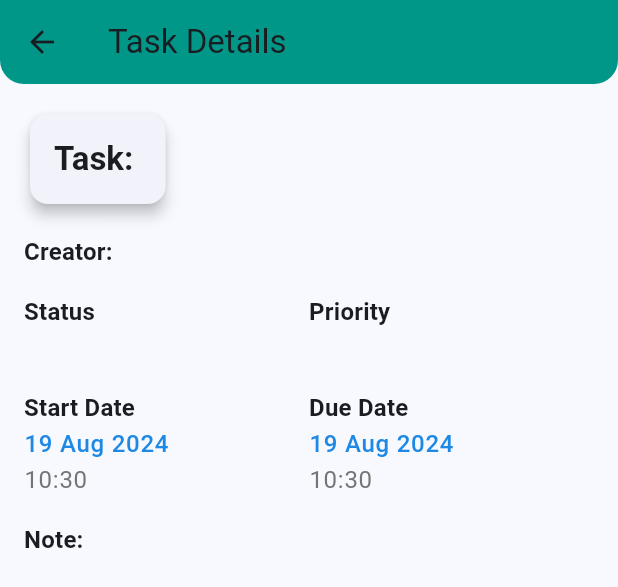
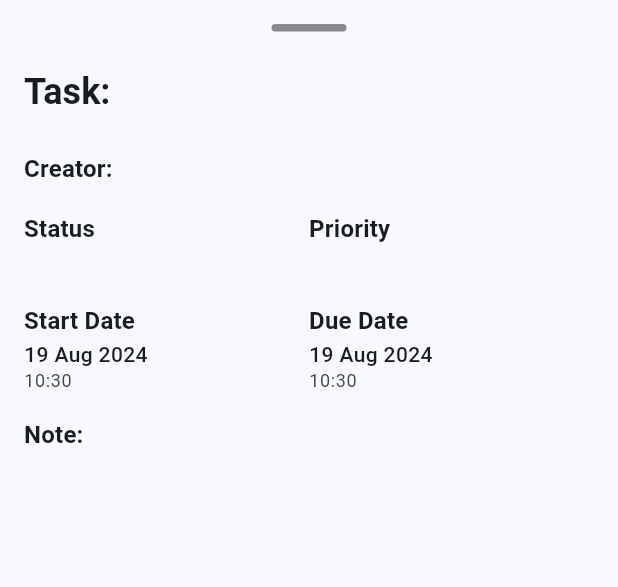
Before and after one commit to thaops/NP_Personnel, a Flutter app: the TaskDetailScreen widget shown alone on an empty page, opened directly with empty values, on a phone screen of 412 x 824 dp. Shown: the top 587 px of the screen. Run offline on Flutter 3.47's test engine with Material 3 defaults, Android fonts, the phone set to English and light mode, and no system bars; our stand-ins replace firebase_auth, firebase_core, google_sign_in, table_calendar; accounts and stored records are empty.

Commit message:
bottom sheet

```diff
--- a/lib/main.dart
+++ b/lib/main.dart
@@ -19,8 +19,8 @@ class MyApp extends StatelessWidget {
   Widget build(BuildContext context) {
     return MaterialApp(
       theme: ThemeData(
-        useMaterial3: true, // Kích hoạt Material 3
-        colorSchemeSeed: Colors.blue, // Thay đổi màu chủ đạo
+        useMaterial3: true,
+        colorSchemeSeed: Colors.blue,
       ),
       home: LoginScreen(),
       debugShowCheckedModeBanner: false,
--- a/lib/screens/home_screen.dart
+++ b/lib/screens/home_screen.dart
@@ -20,12 +20,6 @@ class _HomeScreenState extends State<HomeScreen> {
   DateTime? _startDate;
   DateTime? _endDate;
   DateTime _focusedDay = DateTime.now();
-
-  @override
-  void TimeDay() {
-    print("DateTime_startDate" + _startDate.toString().split(" ")[0]);
-    print("DateTime_endDate" + _endDate.toString().split(" ")[0]);
-  }
 
   Set<DateTime> selectedDays = {};
   List<Task>? tasks;
@@ -85,7 +79,6 @@ class _HomeScreenState extends State<HomeScreen> {
 
   @override
   Widget build(BuildContext context) {
-    TimeDay();
     final screenWidth = MediaQuery.of(context).size.width;
     return Scaffold(
       appBar: AppBar(
@@ -221,10 +214,12 @@ class _HomeScreenState extends State<HomeScreen> {
                     final task = tasks![index];
                     return GestureDetector(
                       onTap: () {
-                        Navigator.of(context).push(
-                          MaterialPageRoute(
-                            builder: (context) => TaskDetailScreen(task: task),
+                        showModalBottomSheet(
+                          context: context,
+                          shape: RoundedRectangleBorder(
+                            borderRadius: BorderRadius.vertical(top: Radius.circular(16)),
                           ),
+                          builder: (context) => TaskDetailScreen(task: task),
                         );
                       },
                       child: Card(
--- a/lib/screens/task_detail_screen.dart
+++ b/lib/screens/task_detail_screen.dart
@@ -9,74 +9,64 @@ class TaskDetailScreen extends StatelessWidget {
 
   @override
   Widget build(BuildContext context) {
-    return Scaffold(
-      appBar: AppBar(
-        title: Text('Task Details', style: Theme.of(context).textTheme.titleLarge),
-        backgroundColor: Colors.teal,
-        elevation: 0,
-        shape: RoundedRectangleBorder(
-          borderRadius: BorderRadius.vertical(bottom: Radius.circular(16)),
-        ),
+    return _buildBottomSheetContent(context);
+  }
+
+  Widget _buildBottomSheetContent(BuildContext context) {
+    final textTheme = Theme.of(context).textTheme;
+
+    return Container(
+      decoration: BoxDecoration(
+        color: Theme.of(context).colorScheme.surface,
+        borderRadius: BorderRadius.vertical(top: Radius.circular(16)),
       ),
-      body: SingleChildScrollView(
+      child: Padding(
         padding: const EdgeInsets.all(16.0),
         child: Column(
+          mainAxisSize: MainAxisSize.min,
           crossAxisAlignment: CrossAxisAlignment.start,
           children: [
-            Card(
-              shape: RoundedRectangleBorder(
-                borderRadius: BorderRadius.circular(12),
-              ),
-              elevation: 4,
-              child: Padding(
-                padding: const EdgeInsets.all(16.0),
-                child: Text(
-                  'Task: ${task.title}',
-                  style: Theme.of(context).textTheme.headline6?.copyWith(
-                    fontWeight: FontWeight.bold,
-                  ),
+            Center(
+              child: Container(
+                width: 50,
+                height: 5,
+                decoration: BoxDecoration(
+                  color: Theme.of(context).colorScheme.onSurface.withOpacity(0.5),
+                  borderRadius: BorderRadius.circular(2.5),
                 ),
               ),
             ),
-            SizedBox(height: 16),
-            _buildInfoRow("Creator", '${task.creator}', context),
-            SizedBox(height: 16),
-            _buildStatusPriorityRow("Status", '${task.state}', "Priority", '${task.priority}', context),
-            SizedBox(height: 16),
+            const SizedBox(height: 24),
+            Text(
+              'Task: ${task.title}',
+              style: textTheme.headlineSmall?.copyWith(fontWeight: FontWeight.bold),
+            ),
+            const SizedBox(height: 24),
+            _buildInfoRow("Creator", task.creator, context),
+            const SizedBox(height: 16),
+            _buildStatusPriorityRow("Status", task.state, "Priority", task.priority, context),
+            const SizedBox(height: 16),
             _buildDateRow("Start Date", task.startDate, "Due Date", task.dueDate, context),
-            SizedBox(height: 16),
-            _buildNoteSection('Note: ', '${task.note}', context),
+            const SizedBox(height: 16),
+            _buildNoteSection('Note:', task.note, context),
           ],
         ),
       ),
     );
   }
 
-  String _formatDate(DateTime dateTime) {
-    return DateFormat('dd MMM yyyy').format(dateTime);
-  }
-
-  String _formatTime(DateTime dateTime) {
-    return DateFormat('HH:mm').format(dateTime);
-  }
-
   Widget _buildInfoRow(String label1, String value1, BuildContext context) {
     return Row(
       children: [
-        Expanded(
-          child: Text(
-            '$label1: ',
-            style: Theme.of(context).textTheme.subtitle1?.copyWith(
-              fontWeight: FontWeight.w600,
-            ),
-          ),
+        Text(
+          '$label1: ',
+          style: Theme.of(context).textTheme.titleMedium?.copyWith(fontWeight: FontWeight.w600),
         ),
+        const SizedBox(width: 10),
         Expanded(
           child: Text(
             value1,
-            style: Theme.of(context).textTheme.bodyText1?.copyWith(
-              fontWeight: FontWeight.w500,
-            ),
+            style: Theme.of(context).textTheme.bodyMedium?.copyWith(fontWeight: FontWeight.w600),
           ),
         ),
       ],
@@ -100,15 +90,13 @@ class TaskDetailScreen extends StatelessWidget {
         children: [
           Text(
             label,
-            style: Theme.of(context).textTheme.subtitle1?.copyWith(
-              fontWeight: FontWeight.w600,
-            ),
+            style: Theme.of(context).textTheme.titleMedium?.copyWith(fontWeight: FontWeight.w600),
           ),
           Text(
             value,
-            style: Theme.of(context).textTheme.bodyText1?.copyWith(
+            style: Theme.of(context).textTheme.bodyMedium?.copyWith(
               fontWeight: FontWeight.w500,
-              color: label == "Status" ? Colors.green : Colors.amberAccent,
+              color: label == "Status" ? Theme.of(context).colorScheme.primary : Theme.of(context).colorScheme.secondary,
             ),
           ),
         ],
@@ -133,22 +121,20 @@ class TaskDetailScreen extends StatelessWidget {
         children: [
           Text(
             label,
-            style: Theme.of(context).textTheme.subtitle1?.copyWith(
-              fontWeight: FontWeight.w600,
-            ),
+            style: Theme.of(context).textTheme.titleMedium?.copyWith(fontWeight: FontWeight.w600),
           ),
           Text(
             _formatDate(dateTime),
-            style: Theme.of(context).textTheme.bodyText1?.copyWith(
+            style: Theme.of(context).textTheme.bodyMedium?.copyWith(
               fontWeight: FontWeight.w500,
-              color: Colors.blue.shade600,
+              color: Theme.of(context).colorScheme.onSurface,
             ),
           ),
           Text(
             _formatTime(dateTime),
-            style: Theme.of(context).textTheme.bodyText1?.copyWith(
+            style: Theme.of(context).textTheme.bodySmall?.copyWith(
               fontWeight: FontWeight.w400,
-              color: Colors.grey.shade600,
+              color: Theme.of(context).colorScheme.onSurfaceVariant,
             ),
           ),
         ],
@@ -162,20 +148,24 @@ class TaskDetailScreen extends StatelessWidget {
       children: [
         Text(
           label,
-          style: Theme.of(context).textTheme.subtitle1?.copyWith(
-            fontWeight: FontWeight.w600,
-          ),
+          style: Theme.of(context).textTheme.titleMedium?.copyWith(fontWeight: FontWeight.w600),
         ),
-        SizedBox(width: 8),
+        const SizedBox(width: 8),
         Expanded(
           child: Text(
             note,
-            style: Theme.of(context).textTheme.bodyText1?.copyWith(
-              fontWeight: FontWeight.w400,
-            ),
+            style: Theme.of(context).textTheme.bodyMedium?.copyWith(fontWeight: FontWeight.w400),
           ),
         ),
       ],
     );
   }
+
+  String _formatDate(DateTime dateTime) {
+    return DateFormat('dd MMM yyyy').format(dateTime);
+  }
+
+  String _formatTime(DateTime dateTime) {
+    return DateFormat('HH:mm').format(dateTime);
+  }
 }
```
